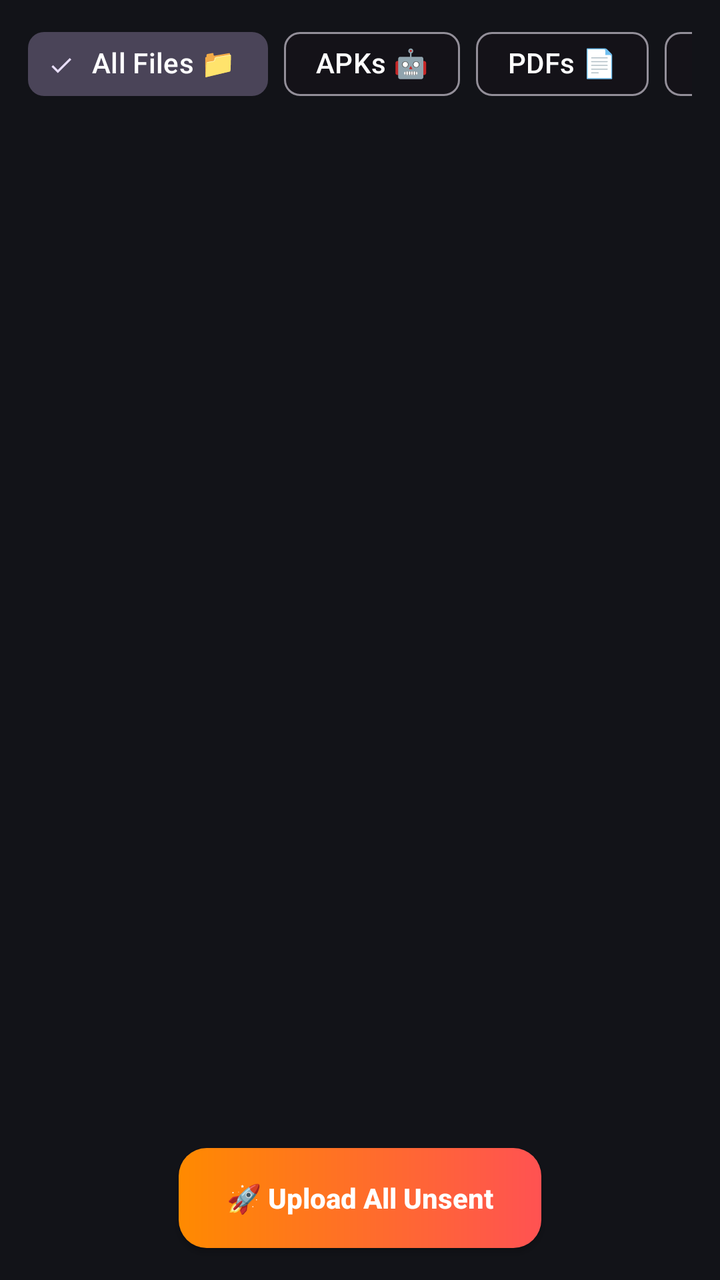
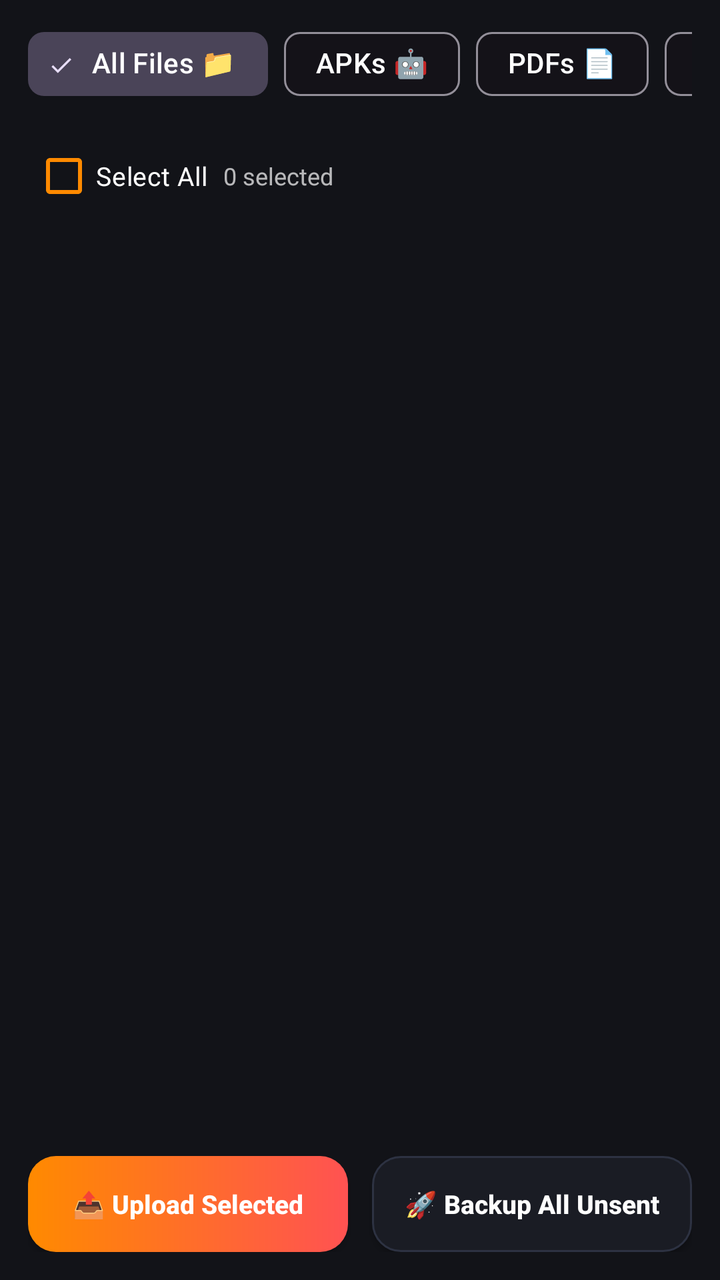

An Android layout rendered at two revisions. The XML below is the earlier revision; the diff shows what the commit changed to produce the second picture.
<!-- AndroidManifest.xml: application theme Theme.TastyDrive -->
<!-- res/layout/fragment_gallery.xml -->
<?xml version="1.0" encoding="utf-8"?>
<androidx.coordinatorlayout.widget.CoordinatorLayout
    xmlns:android="http://schemas.android.com/apk/res/android"
    xmlns:app="http://schemas.android.com/apk/res-auto"
    xmlns:tools="http://schemas.android.com/tools"
    android:layout_width="match_parent"
    android:layout_height="match_parent"
    android:background="@color/bg_dark">

    <LinearLayout
        android:layout_width="match_parent"
        android:layout_height="match_parent"
        android:orientation="vertical">

        
        <HorizontalScrollView
            android:layout_width="match_parent"
            android:layout_height="wrap_content"
            android:scrollbars="none"
            android:paddingStart="14dp"
            android:paddingEnd="14dp"
            android:paddingTop="8dp"
            android:paddingBottom="8dp">

            <com.google.android.material.chip.ChipGroup
                android:id="@+id/chipGroupFilter"
                android:layout_width="wrap_content"
                android:layout_height="wrap_content"
                app:singleSelection="true">

                <com.google.android.material.chip.Chip
                    android:id="@+id/chipAll"
                    style="@style/Widget.Material3.Chip.Filter"
                    android:layout_width="wrap_content"
                    android:layout_height="wrap_content"
                    android:checked="true"
                    android:text="All Files 📁"
                    android:textColor="@color/white" />

                <com.google.android.material.chip.Chip
                    android:id="@+id/chipApks"
                    style="@style/Widget.Material3.Chip.Filter"
                    android:layout_width="wrap_content"
                    android:layout_height="wrap_content"
                    android:text="APKs 🤖"
                    android:textColor="@color/white" />

                <com.google.android.material.chip.Chip
                    android:id="@+id/chipPdfs"
                    style="@style/Widget.Material3.Chip.Filter"
                    android:layout_width="wrap_content"
                    android:layout_height="wrap_content"
                    android:text="PDFs 📄"
                    android:textColor="@color/white" />

                <com.google.android.material.chip.Chip
                    android:id="@+id/chipPhotos"
                    style="@style/Widget.Material3.Chip.Filter"
                    android:layout_width="wrap_content"
                    android:layout_height="wrap_content"
                    android:text="Photos 📸"
                    android:textColor="@color/white" />

                <com.google.android.material.chip.Chip
                    android:id="@+id/chipVideos"
                    style="@style/Widget.Material3.Chip.Filter"
                    android:layout_width="wrap_content"
                    android:layout_height="wrap_content"
                    android:text="Videos 🎥"
                    android:textColor="@color/white" />

                <com.google.android.material.chip.Chip
                    android:id="@+id/chipDocs"
                    style="@style/Widget.Material3.Chip.Filter"
                    android:layout_width="wrap_content"
                    android:layout_height="wrap_content"
                    android:text="Docs 📑"
                    android:textColor="@color/white" />

                <com.google.android.material.chip.Chip
                    android:id="@+id/chipAudio"
                    style="@style/Widget.Material3.Chip.Filter"
                    android:layout_width="wrap_content"
                    android:layout_height="wrap_content"
                    android:text="Audio 🎵"
                    android:textColor="@color/white" />

                <com.google.android.material.chip.Chip
                    android:id="@+id/chipPending"
                    style="@style/Widget.Material3.Chip.Filter"
                    android:layout_width="wrap_content"
                    android:layout_height="wrap_content"
                    android:text="Pending ⏳"
                    android:textColor="@color/white" />

                <com.google.android.material.chip.Chip
                    android:id="@+id/chipUploaded"
                    style="@style/Widget.Material3.Chip.Filter"
                    android:layout_width="wrap_content"
                    android:layout_height="wrap_content"
                    android:text="Uploaded ⚡"
                    android:textColor="@color/white" />

            </com.google.android.material.chip.ChipGroup>
        </HorizontalScrollView>

        
        <androidx.recyclerview.widget.RecyclerView
            android:id="@+id/rvGallery"
            android:layout_width="match_parent"
            android:layout_height="0dp"
            android:layout_weight="1"
            android:clipToPadding="false"
            android:paddingStart="6dp"
            android:paddingEnd="6dp"
            android:paddingBottom="80dp" />

    </LinearLayout>

    
    <androidx.appcompat.widget.AppCompatButton
        android:id="@+id/btnUploadSelection"
        android:layout_width="wrap_content"
        android:layout_height="50dp"
        android:layout_gravity="bottom|center_horizontal"
        android:layout_marginBottom="16dp"
        android:background="@drawable/bg_button_gradient"
        android:paddingStart="24dp"
        android:paddingEnd="24dp"
        android:text="🚀 Upload All Unsent"
        android:textAllCaps="false"
        android:textColor="@color/white"
        android:textSize="14sp"
        android:textStyle="bold"
        android:elevation="6dp" />

</androidx.coordinatorlayout.widget.CoordinatorLayout>
<!-- resources referenced by this layout -->
<resources>
  <color name="bg_dark">#121318</color>
  <color name="white">#FFFFFF</color>
  <!-- drawable bg_button_gradient (drawable) -->
  <?xml version="1.0" encoding="utf-8"?>
  <ripple xmlns:android="http://schemas.android.com/apk/res/android"
      android:color="@color/white_40">
      <item>
          <shape android:shape="rectangle">
              <gradient
                  android:angle="0"
                  android:startColor="#FF8A00"
                  android:endColor="#FF5252"
                  android:type="linear" />
              <corners android:radius="14dp" />
          </shape>
      </item>
  </ripple>
  <style name="Theme.TastyDrive" parent="Theme.Material3.Dark.NoActionBar">
          
          <item name="colorPrimary">@color/primary</item>
          <item name="colorPrimaryContainer">@color/primary_variant</item>
          <item name="colorSecondary">@color/secondary</item>
          <item name="android:statusBarColor">@color/bg_dark</item>
          <item name="android:navigationBarColor">@color/surface_dark</item>
          <item name="android:windowBackground">@color/bg_dark</item>
      </style>
  <color name="white_40">#66FFFFFF</color>
  <color name="primary">#FF8A00</color>
  <color name="primary_variant">#E56700</color>
  <color name="secondary">#00C49F</color>
  <color name="surface_dark">#1A1C24</color>
</resources>

<!-- the commit's change to res/layout/fragment_gallery.xml (unified diff, before → after) -->
@@ -20,7 +20,7 @@
             android:paddingStart="14dp"
             android:paddingEnd="14dp"
             android:paddingTop="8dp"
-            android:paddingBottom="8dp">
+            android:paddingBottom="6dp">
 
             <com.google.android.material.chip.ChipGroup
                 android:id="@+id/chipGroupFilter"
@@ -103,6 +103,50 @@
 
             </com.google.android.material.chip.ChipGroup>
         </HorizontalScrollView>
+
+        
+        <LinearLayout
+            android:id="@+id/layoutSelectionBar"
+            android:layout_width="match_parent"
+            android:layout_height="wrap_content"
+            android:orientation="horizontal"
+            android:gravity="center_vertical"
+            android:paddingStart="16dp"
+            android:paddingEnd="16dp"
+            android:paddingTop="2dp"
+            android:paddingBottom="6dp">
+
+            <CheckBox
+                android:id="@+id/cbSelectAllGallery"
+                android:layout_width="wrap_content"
+                android:layout_height="wrap_content"
+                android:text="Select All"
+                android:textColor="@color/white"
+                android:textSize="13sp"
+                android:buttonTint="@color/primary" />
+
+            <TextView
+                android:id="@+id/tvGallerySelectedCount"
+                android:layout_width="0dp"
+                android:layout_height="wrap_content"
+                android:layout_weight="1"
+                android:layout_marginStart="8dp"
+                android:text="0 selected"
+                android:textColor="@color/white_70"
+                android:textSize="12sp" />
+
+            <TextView
+                android:id="@+id/btnClearSelection"
+                android:layout_width="wrap_content"
+                android:layout_height="wrap_content"
+                android:text="Deselect"
+                android:textColor="@color/status_orange"
+                android:textSize="12sp"
+                android:textStyle="bold"
+                android:padding="6dp"
+                android:visibility="gone" />
+
+        </LinearLayout>
 
         
         <androidx.recyclerview.widget.RecyclerView
@@ -113,25 +157,53 @@
             android:clipToPadding="false"
             android:paddingStart="6dp"
             android:paddingEnd="6dp"
-            android:paddingBottom="80dp" />
+            android:paddingBottom="90dp" />
 
     </LinearLayout>
 
     
-    <androidx.appcompat.widget.AppCompatButton
-        android:id="@+id/btnUploadSelection"
-        android:layout_width="wrap_content"
-        android:layout_height="50dp"
-        android:layout_gravity="bottom|center_horizontal"
-        android:layout_marginBottom="16dp"
-        android:background="@drawable/bg_button_gradient"
-        android:paddingStart="24dp"
-        android:paddingEnd="24dp"
-        android:text="🚀 Upload All Unsent"
-        android:textAllCaps="false"
-        android:textColor="@color/white"
-        android:textSize="14sp"
-        android:textStyle="bold"
-        android:elevation="6dp" />
+    <LinearLayout
+        android:id="@+id/layoutGalleryBottomBar"
+        android:layout_width="match_parent"
+        android:layout_height="wrap_content"
+        android:layout_gravity="bottom"
+        android:orientation="horizontal"
+        android:paddingStart="14dp"
+        android:paddingEnd="14dp"
+        android:paddingBottom="14dp"
+        android:paddingTop="8dp"
+        android:background="@color/bg_dark">
+
+        
+        <androidx.appcompat.widget.AppCompatButton
+            android:id="@+id/btnUploadSelected"
+            android:layout_width="0dp"
+            android:layout_height="48dp"
+            android:layout_weight="1"
+            android:layout_marginEnd="6dp"
+            android:background="@drawable/bg_button_gradient"
+            android:text="📤 Upload Selected"
+            android:textAllCaps="false"
+            android:textColor="@color/white"
+            android:textSize="13sp"
+            android:textStyle="bold"
+            android:elevation="4dp" />
+
+        
+        <androidx.appcompat.widget.AppCompatButton
+            android:id="@+id/btnBackupAll"
+            android:layout_width="0dp"
+            android:layout_height="48dp"
+            android:layout_weight="1"
+            android:layout_marginStart="6dp"
+            android:background="@drawable/bg_button_secondary"
+            android:text="🚀 Backup All Unsent"
+            android:textAllCaps="false"
+            android:textColor="@color/white"
+            android:textSize="13sp"
+            android:textStyle="bold"
+            android:elevation="4dp" />
+
+    </LinearLayout>
 
 </androidx.coordinatorlayout.widget.CoordinatorLayout>
<!-- resource entries referenced after the edit -->
@@ -2,6 +2,7 @@
 <resources>
   <color name="bg_dark">#121318</color>
   <color name="white">#FFFFFF</color>
+  <color name="white_70">#B3FFFFFF</color>
   <!-- drawable bg_button_gradient (drawable) -->
   <?xml version="1.0" encoding="utf-8"?>
   <ripple xmlns:android="http://schemas.android.com/apk/res/android"
@@ -17,6 +18,20 @@
           </shape>
       </item>
   </ripple>
+  <!-- drawable bg_button_secondary (drawable) -->
+  <?xml version="1.0" encoding="utf-8"?>
+  <ripple xmlns:android="http://schemas.android.com/apk/res/android"
+      android:color="@color/white_12">
+      <item>
+          <shape android:shape="rectangle">
+              <solid android:color="@color/surface_dark" />
+              <corners android:radius="14dp" />
+              <stroke
+                  android:width="1dp"
+                  android:color="@color/card_stroke" />
+          </shape>
+      </item>
+  </ripple>
   <style name="Theme.TastyDrive" parent="Theme.Material3.Dark.NoActionBar">
           
           <item name="colorPrimary">@color/primary</item>
@@ -27,9 +42,12 @@
           <item name="android:windowBackground">@color/bg_dark</item>
       </style>
   <color name="white_40">#66FFFFFF</color>
+  <color name="white_12">#1FFFFFFF</color>
   <color name="primary">#FF8A00</color>
+  <color name="status_orange">#FF9100</color>
   <color name="primary_variant">#E56700</color>
   <color name="secondary">#00C49F</color>
   <color name="surface_dark">#1A1C24</color>
+  <color name="card_stroke">#2D3242</color>
 </resources>
 
